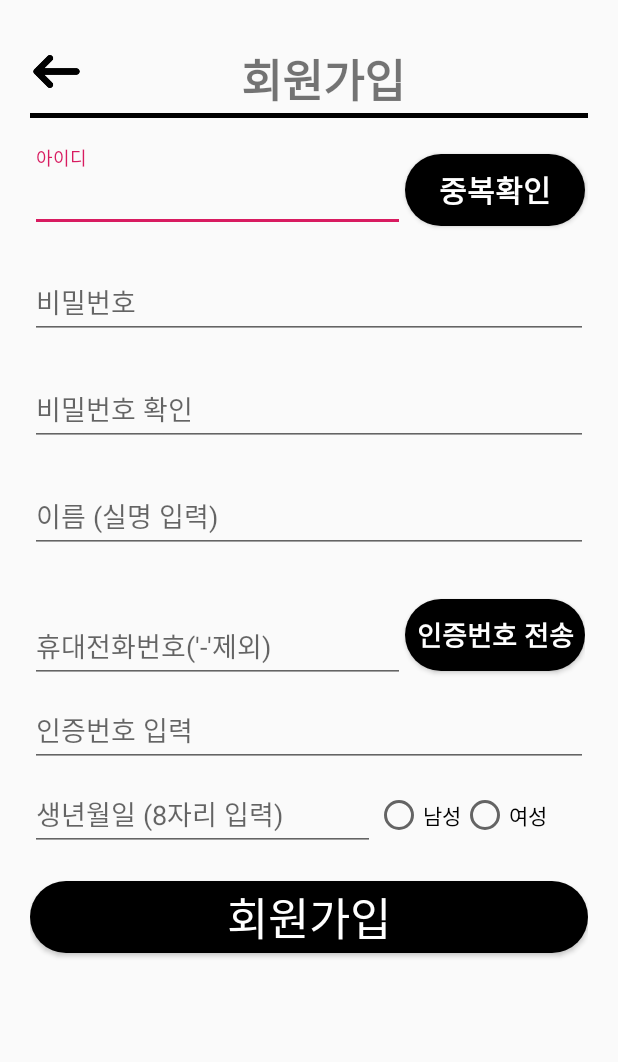
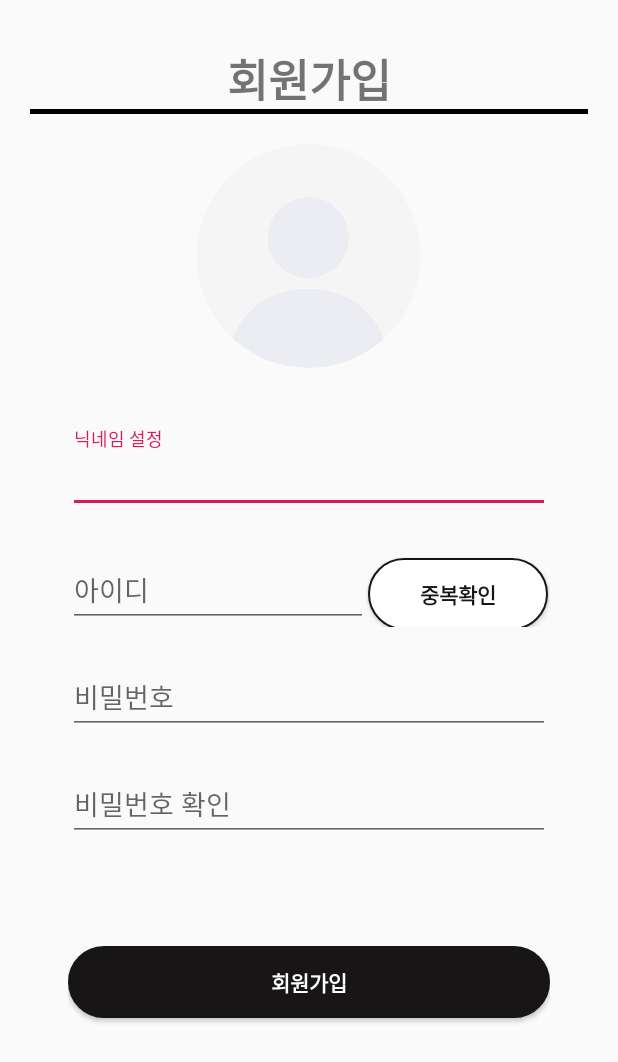
Before and after one commit to sdyd98/Android_Market, an Android app: the Sign_Up_Activity screen opened directly, with no data from a screen before it, on a phone screen of 412 x 824 dp. Shown: the top 1062 px of the screen. Run offline under Robolectric (Android 15) with nearby library versions, the phone set to English and light mode, and no system bars; our stand-ins replace CircleImageView.

Commit message:
10_11_3:25

```diff
--- a/app/src/main/java/com/example/myapplication/Login_Activity.java
+++ b/app/src/main/java/com/example/myapplication/Login_Activity.java
@@ -7,7 +7,6 @@ import android.os.Build;
 import android.os.Bundle;
 import android.view.View;
 import android.widget.Button;
-import android.widget.TextView;
 import android.widget.Toast;
 
 import androidx.appcompat.app.AppCompatActivity;
@@ -20,7 +19,7 @@ public class Login_Activity extends AppCompatActivity {
 
     TextInputEditText id, password;
     Button btn_login, btn_sign_up;
-    TextView Login_Find_Id, Login_Find_Pw;
+
 
     int check_id_num;
     boolean check_id_value;
@@ -52,7 +51,7 @@ public class Login_Activity extends AppCompatActivity {
 
 
         super.onCreate(savedInstanceState);
-        setContentView(R.layout.activity_main);
+        setContentView(R.layout.login);
 
 
         id = findViewById(R.id.id);
--- a/app/src/main/java/com/example/myapplication/Sign_Up_Activity.java
+++ b/app/src/main/java/com/example/myapplication/Sign_Up_Activity.java
@@ -4,45 +4,32 @@ import android.content.Intent;
 import android.os.Bundle;
 import android.view.View;
 import android.widget.Button;
-import android.widget.ImageView;
 import android.widget.Toast;
 
 import androidx.appcompat.app.AppCompatActivity;
 
 import com.google.android.material.textfield.TextInputEditText;
-import com.google.android.material.textfield.TextInputLayout;
 
 import java.util.ArrayList;
 
 public class Sign_Up_Activity extends AppCompatActivity {
 
     Button btn_Sign_up_real;
-    ImageView Sign_Up_Back;
     static ArrayList<ArrayList<String>> person = new ArrayList<ArrayList<String>>();
     static ArrayList<String> person_detail = new ArrayList<>();
     TextInputEditText Sign_Up_Id, Sign_Up_Pw, Sign_Up_Pw2, Sign_Up_Name, Sign_Up_Phone_Number, Sign_Birthday_Number;
-    TextInputLayout Sign_up;
+
 
     @Override
     protected void onCreate(Bundle savedInstanceState) {
         super.onCreate(savedInstanceState);
-        setContentView(R.layout.sing_up);
+        setContentView(R.layout.sign_up);
 
         Sign_Up_Id = findViewById(R.id.Sign_Up_Id);
         Sign_Up_Pw = findViewById(R.id.Sign_Up_Pw);
         Sign_Up_Name = findViewById(R.id.Sign_Up_Name);
-        Sign_Up_Phone_Number = findViewById(R.id.Sign_Up_Phone_Number);
-        Sign_Birthday_Number = findViewById(R.id.Sign_Birthday_Number);
         Sign_Up_Pw2 = findViewById(R.id.Sign_Up_Pw2);
         btn_Sign_up_real = findViewById(R.id.btn_Sign_up_real);
-        Sign_Up_Back = findViewById(R.id.Sign_Up_Back);
-
-        Sign_Up_Back.setOnClickListener(new View.OnClickListener() {
-            @Override
-            public void onClick(View v) {
-                finish();
-            }
-        });
 
 
         // 회원가입하기 버튼
--- a/app/src/main/res/drawable/btn_black.xml
+++ b/app/src/main/res/drawable/btn_black.xml
@@ -1,14 +1,13 @@
 <?xml version="1.0" encoding="utf-8"?>
-<selector xmlns:android="http://schemas.android.com/apk/res/android">
-    <item android:state_enabled="true">
-        <shape>
-            <solid android:color="#000000">
-
-            </solid>
-            <corners android:radius="100dp">
-
-            </corners>
+<ripple xmlns:android="http://schemas.android.com/apk/res/android"
+    xmlns:tools="http://schemas.android.com/tools"
+    android:color="#7F7F7F"
+    tools:targetApi="lollipop"> <!-- ripple effect color -->
+    <item android:id="@android:id/background">
+        <shape android:shape="rectangle">
+            <solid android:color="#171515" /> <!-- background color -->
+            <stroke android:color="#171515" android:width="1dp"/>
+            <corners android:radius="200dp"/>
         </shape>
     </item>
-
-</selector>
+</ripple>
--- /dev/null
+++ b/app/src/main/res/layout/sign_up.xml
@@ -0,0 +1,139 @@
+<?xml version="1.0" encoding="utf-8"?>
+<LinearLayout xmlns:android="http://schemas.android.com/apk/res/android"
+    android:orientation="vertical" android:layout_width="match_parent"
+    android:layout_height="match_parent"
+    android:padding="20dp"
+    android:weightSum="10"
+    >
+
+    // 회원가입
+        <TextView
+            android:layout_weight="0.5"
+            android:layout_width="wrap_content"
+            android:layout_height="0dp"
+            android:text="회원가입"
+            android:textSize="30dp"
+            android:textStyle="bold"
+            android:layout_marginTop="10dp"
+            android:layout_gravity="center"
+            />
+
+    //밑줄
+    <View
+        android:layout_weight="0.05"
+        android:layout_marginTop="5dp"
+        android:background="#000000"
+        android:layout_width="match_parent"
+        android:layout_height="0dp"
+        />
+
+    // 회원 사진
+    <de.hdodenhof.circleimageview.CircleImageView
+        android:layout_weight="2"
+        android:id="@+id/Sign_up_User_Icon"
+        android:layout_marginTop="20dp"
+        android:layout_gravity="center"
+        android:layout_width="150dp"
+        android:layout_height="0dp"
+        android:src="@drawable/user_icon_3"
+        />
+
+
+
+    // padding 값
+    <LinearLayout
+        android:layout_weight="7"
+        android:layout_width="match_parent"
+        android:layout_height="0dp"
+        android:orientation="vertical"
+        android:padding="25dp"
+        >
+    // 이름 입력
+    <com.google.android.material.textfield.TextInputLayout
+        android:layout_width = "match_parent"
+        android:layout_height = "wrap_content"
+        android:layout_marginTop = "15dp"
+        >
+        <com.google.android.material.textfield.TextInputEditText
+            android:id="@+id/Sign_Up_Name"
+            android:layout_width = "match_parent"
+            android:layout_height = "wrap_content"
+            android:hint = "닉네임 설정"
+            />
+    </com.google.android.material.textfield.TextInputLayout>
+
+    // 아이디
+    <LinearLayout
+        android:layout_width="match_parent"
+        android:layout_height="wrap_content"
+        android:orientation="horizontal"
+        android:layout_marginTop="20dp"
+
+        >
+
+        <com.google.android.material.textfield.TextInputLayout
+            android:layout_width = "200dp"
+            android:layout_height = "wrap_content"
+            >
+            <com.google.android.material.textfield.TextInputEditText
+                android:id="@+id/Sign_Up_Id"
+                android:layout_width = "200dp"
+                android:layout_height = "wrap_content"
+                android:hint = "아이디"
+                />
+        </com.google.android.material.textfield.TextInputLayout>
+
+        <Button
+            android:layout_width="120dp"
+            android:layout_height="wrap_content"
+            android:background="@drawable/sign_up_btn"
+            android:gravity="center"
+            android:text="중복확인"
+            android:textColor="#171515"
+            android:textStyle="bold" />
+
+
+    </LinearLayout>
+
+
+    // 비밀번호
+    <com.google.android.material.textfield.TextInputLayout
+        android:layout_width = "match_parent"
+        android:layout_height = "wrap_content"
+        android:layout_marginTop = "15dp"
+        >
+        <com.google.android.material.textfield.TextInputEditText
+            android:id="@+id/Sign_Up_Pw"
+            android:layout_width = "match_parent"
+            android:layout_height = "wrap_content"
+            android:hint = "비밀번호"
+            />
+    </com.google.android.material.textfield.TextInputLayout>
+    // 비밀번호 확인
+    <com.google.android.material.textfield.TextInputLayout
+        android:layout_width = "match_parent"
+        android:layout_height = "wrap_content"
+        android:layout_marginTop = "15dp"
+        >
+        <com.google.android.material.textfield.TextInputEditText
+            android:id="@+id/Sign_Up_Pw2"
+            android:layout_width = "match_parent"
+            android:layout_height = "wrap_content"
+            android:hint = "비밀번호 확인"
+            />
+    </com.google.android.material.textfield.TextInputLayout>
+
+
+    //회원가입 버튼
+    <Button
+        android:id="@+id/btn_Sign_up_real"
+        android:layout_width="match_parent"
+        android:layout_height="wrap_content"
+        android:text="회원가입"
+        android:background="@drawable/btn_black"
+        android:textStyle="bold"
+        android:textColor="#ffffff"
+        android:layout_marginTop="70dp"
+        />
+    </LinearLayout>
+</LinearLayout>
--- a/app/src/main/res/layout/sing_up.xml
+++ /dev/null
@@ -1,220 +0,0 @@
-<?xml version="1.0" encoding="utf-8"?>
-<LinearLayout xmlns:android="http://schemas.android.com/apk/res/android"
-    android:orientation="vertical" android:layout_width="match_parent"
-    android:layout_height="match_parent"
-    android:padding="20dp"
-    >
-
-    // 회원가입
-    <LinearLayout
-        android:layout_width="match_parent"
-        android:layout_height="wrap_content"
-        android:orientation="horizontal"
-        >
-
-        <ImageView
-            android:id="@+id/Sign_Up_Back"
-            android:layout_width="35dp"
-            android:layout_height="35dp"
-            android:layout_marginTop="10dp"
-            android:clickable="true"
-            android:src="@drawable/back" />
-        <TextView
-            android:layout_width="wrap_content"
-            android:layout_height="wrap_content"
-            android:text="회원가입"
-            android:textSize="30dp"
-            android:textStyle="bold"
-            android:layout_marginTop="10dp"
-            android:layout_marginLeft="105dp"
-            />
-    </LinearLayout>
-    //밑줄
-    <View
-        android:background="#000000"
-        android:layout_width="match_parent"
-        android:layout_height="3dp"
-        />
-
-    // 아이디
-    <LinearLayout
-        android:layout_width="match_parent"
-        android:layout_height="wrap_content"
-        android:orientation="horizontal"
-        android:layout_marginTop="20dp"
-
-        >
-
-        <com.google.android.material.textfield.TextInputLayout
-            android:layout_width = "250dp"
-            android:layout_height = "wrap_content"
-            >
-            <com.google.android.material.textfield.TextInputEditText
-                android:id="@+id/Sign_Up_Id"
-                android:layout_width = "match_parent"
-                android:layout_height = "wrap_content"
-                android:hint = "아이디"
-                />
-        </com.google.android.material.textfield.TextInputLayout>
-
-        <Button
-            android:layout_width="120dp"
-            android:layout_height="wrap_content"
-            android:background="@drawable/btn_black"
-            android:gravity="center"
-            android:layout_gravity="center"
-            android:text="중복확인"
-            android:textColor="#ffffff"
-            android:textSize="20dp"
-            android:textStyle="bold" />
-
-
-    </LinearLayout>
-
-
-    // 비밀번호
-    <com.google.android.material.textfield.TextInputLayout
-        android:layout_width = "match_parent"
-        android:layout_height = "wrap_content"
-        android:layout_marginTop = "15dp"
-        >
-        <com.google.android.material.textfield.TextInputEditText
-            android:id="@+id/Sign_Up_Pw"
-            android:layout_width = "match_parent"
-            android:layout_height = "wrap_content"
-            android:hint = "비밀번호"
-            />
-    </com.google.android.material.textfield.TextInputLayout>
-    // 비밀번호 확인
-    <com.google.android.material.textfield.TextInputLayout
-        android:layout_width = "match_parent"
-        android:layout_height = "wrap_content"
-        android:layout_marginTop = "15dp"
-        >
-        <com.google.android.material.textfield.TextInputEditText
-            android:id="@+id/Sign_Up_Pw2"
-            android:layout_width = "match_parent"
-            android:layout_height = "wrap_content"
-            android:hint = "비밀번호 확인"
-            />
-    </com.google.android.material.textfield.TextInputLayout>
-    // 이름 입력
-    <com.google.android.material.textfield.TextInputLayout
-        android:layout_width = "match_parent"
-        android:layout_height = "wrap_content"
-        android:layout_marginTop = "15dp"
-        >
-        <com.google.android.material.textfield.TextInputEditText
-            android:id="@+id/Sign_Up_Name"
-            android:layout_width = "match_parent"
-            android:layout_height = "wrap_content"
-            android:hint = "이름 (실명 입력)"
-            />
-    </com.google.android.material.textfield.TextInputLayout>
-    // 휴대전화번호 입력
-    <LinearLayout
-        android:layout_width="wrap_content"
-        android:layout_height="wrap_content"
-        android:layout_marginTop="15dp"
-        android:orientation="horizontal">
-
-        <com.google.android.material.textfield.TextInputLayout
-            android:layout_width = "250dp"
-            android:layout_height = "wrap_content"
-            android:layout_marginTop = "15dp"
-            >
-            <com.google.android.material.textfield.TextInputEditText
-                android:id="@+id/Sign_Up_Phone_Number"
-                android:layout_width = "match_parent"
-                android:layout_height = "wrap_content"
-                android:hint = "휴대전화번호('-'제외)"
-                />
-        </com.google.android.material.textfield.TextInputLayout>
-
-        <Button
-            android:layout_width="120dp"
-            android:layout_height="wrap_content"
-            android:text="인증번호 전송"
-            android:background="@drawable/btn_black"
-            android:textStyle="bold"
-            android:textColor="#ffffff"
-            android:textSize="18dp"
-            android:layout_gravity="center"
-            android:gravity="center"
-            android:layout_marginTop="4dp"
-            />
-
-    </LinearLayout>
-
-    // 인증번호 입력
-        <com.google.android.material.textfield.TextInputLayout
-            android:layout_width = "match_parent"
-            android:layout_height = "wrap_content"
-            >
-            <com.google.android.material.textfield.TextInputEditText
-                android:id="@+id/Sign_Up_Certification"
-                android:layout_width = "match_parent"
-                android:layout_height = "wrap_content"
-                android:hint = "인증번호 입력"
-                />
-        </com.google.android.material.textfield.TextInputLayout>
-
-    // 생년월일 입력
-    <LinearLayout
-        android:layout_width="match_parent"
-        android:layout_height="wrap_content"
-        android:orientation="horizontal"
-        >
-
-        <com.google.android.material.textfield.TextInputLayout
-            android:layout_width = "230dp"
-            android:layout_height = "wrap_content"
-            android:layout_gravity="center"
-            >
-            <com.google.android.material.textfield.TextInputEditText
-                android:id="@+id/Sign_Birthday_Number"
-                android:layout_width = "match_parent"
-                android:layout_height = "wrap_content"
-                android:hint = "생년월일 (8자리 입력)"
-                />
-        </com.google.android.material.textfield.TextInputLayout>
-
-        <RadioGroup
-            android:layout_width="wrap_content"
-            android:layout_height="wrap_content"
-            android:orientation="horizontal"
-            android:layout_gravity="center"
-            android:layout_marginTop="4dp"
-            >
-
-            <RadioButton
-                android:layout_width="wrap_content"
-                android:layout_height="wrap_content"
-                android:text="남성"
-                />
-
-            <RadioButton
-                android:layout_width="wrap_content"
-                android:layout_height="wrap_content"
-                android:text="여성"
-                />
-
-
-
-        </RadioGroup>
-
-    </LinearLayout>
-
-    //회원가입 버튼
-    <Button
-        android:id="@+id/btn_Sign_up_real"
-        android:layout_width="match_parent"
-        android:layout_height="wrap_content"
-        android:text="회원가입"
-        android:textSize="30dp"
-        android:background="@drawable/btn_black"
-        android:textColor="#ffffff"
-        android:layout_marginTop="20dp"
-        />
-
-</LinearLayout>
```
Also changed, not shown: app/src/main/res/drawable/user_icon_2.jpg (added), app/src/main/res/drawable/user_icon_3.png (added), app/src/main/res/layout/login.xml (renamed from app/src/main/res/layout/activity_main.xml).
